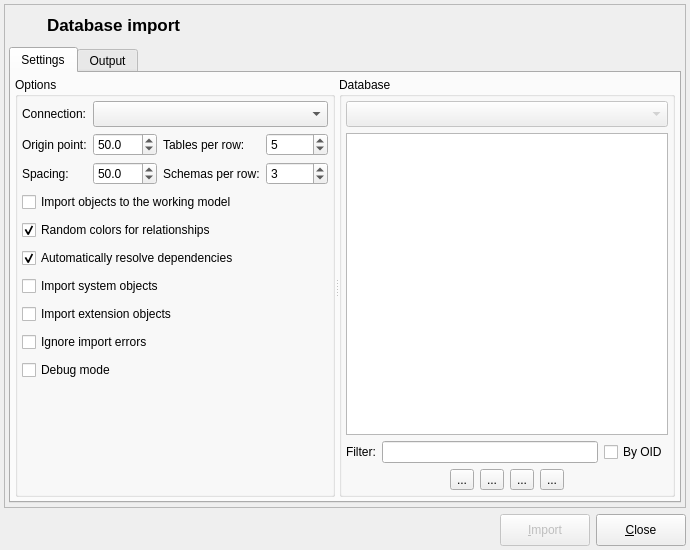
Before: the Qt Designer form libpgmodeler_ui/ui/databaseimportform.ui in pgmodeler/pgmodeler, drawn with Qt 5.
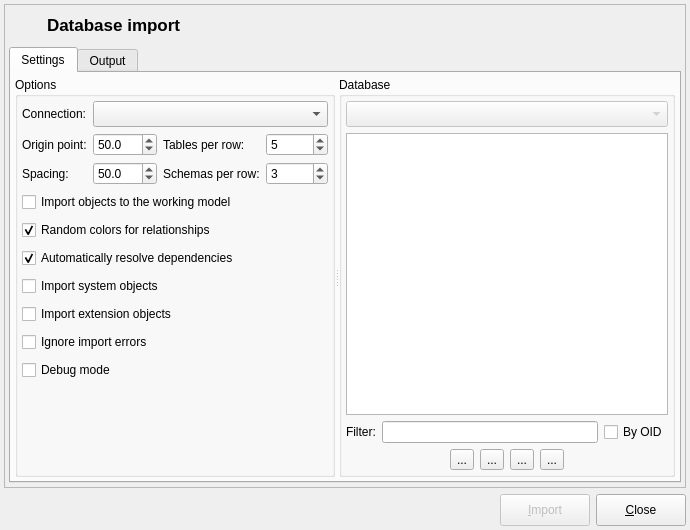
After: the same form once the commit is applied. Icons and pictures are not drawn.

Commit message: Minor size adjustment for DatabaseImportForm

Diff of the .ui file:
```diff
--- a/libpgmodeler_ui/ui/databaseimportform.ui
+++ b/libpgmodeler_ui/ui/databaseimportform.ui
@@ -10,7 +10,7 @@
     <x>0</x>
     <y>0</y>
     <width>690</width>
-    <height>550</height>
+    <height>530</height>
    </rect>
   </property>
   <property name="sizePolicy">
@@ -21,8 +21,8 @@
   </property>
   <property name="minimumSize">
    <size>
-    <width>670</width>
-    <height>450</height>
+    <width>690</width>
+    <height>530</height>
    </size>
   </property>
   <property name="maximumSize">
```
